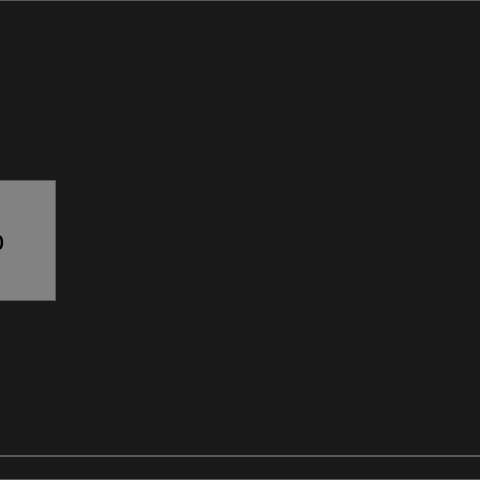
This is ui/mainwindow.ui in arman-ashrafian/RPi-TouchOS as Qt 5 draws it before an edit; both pictures show x 165 to 645 and y 0 to 480 of the 800 by 480 pixel window. The edited form follows.
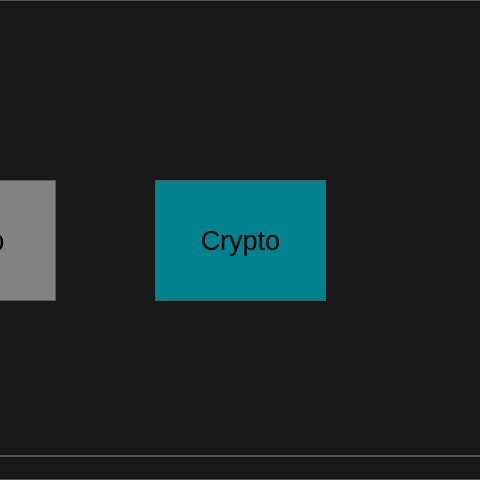
This is the edited form. Icons and pictures are not drawn.

Commit message: add crpto window & sample graph

What changed in the file:
```diff
--- a/ui/mainwindow.ui
+++ b/ui/mainwindow.ui
@@ -315,6 +315,10 @@
 	background-color: rgb(130,130,130);
 }
 
+QPushButton#button_crypto {
+	background-color: #00838F
+}
+
 QPushButton#button_exit {
 	font-size: 12pt;
 	background-color: #1565C0
@@ -358,6 +362,29 @@
      <string>EXIT</string>
     </property>
    </widget>
+   <widget class="QPushButton" name="button_crypto">
+    <property name="geometry">
+     <rect>
+      <x>320</x>
+      <y>180</y>
+      <width>171</width>
+      <height>121</height>
+     </rect>
+    </property>
+    <property name="text">
+     <string>Crypto</string>
+    </property>
+    <property name="icon">
+     <iconset>
+      <normaloff>stocks.png</normaloff>stocks.png</iconset>
+    </property>
+    <property name="iconSize">
+     <size>
+      <width>50</width>
+      <height>50</height>
+     </size>
+    </property>
+   </widget>
   </widget>
   <widget class="QStatusBar" name="statusBar"/>
  </widget>
```
The commit also changes 5 other files.
